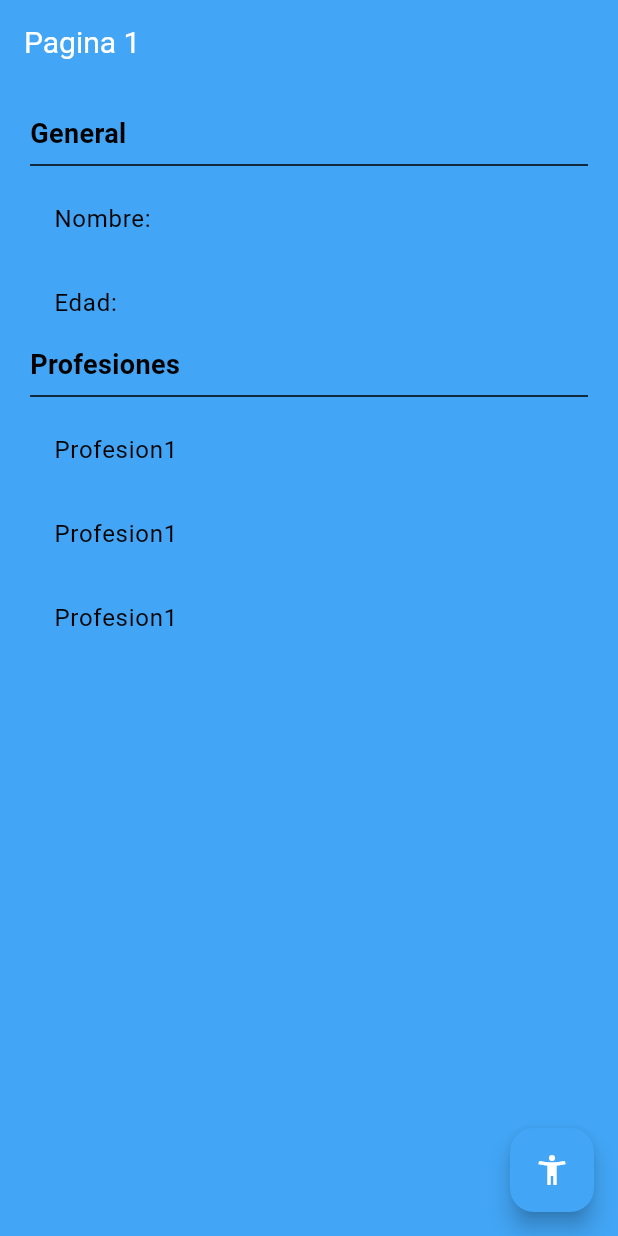
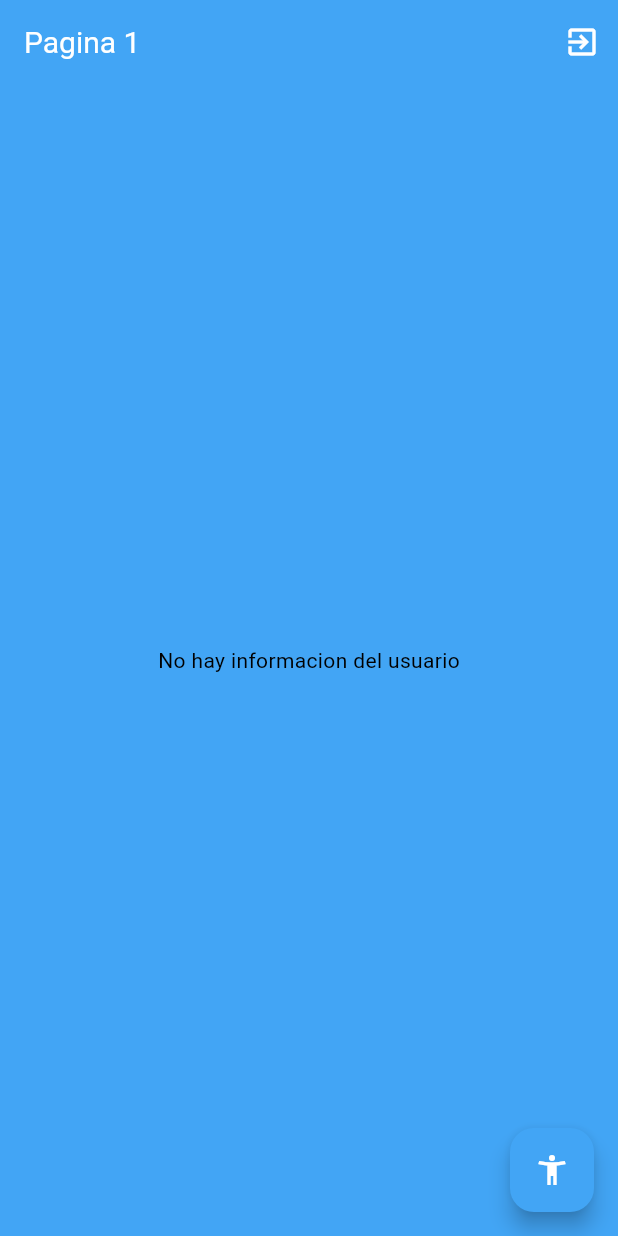
Before and after one commit to YAFB/estadosApp-practice, a Flutter app: the screen it shows after launch, on a phone screen of 412 x 824 dp. Run offline on Flutter 3.47's test engine with Material 3 defaults, Android fonts, the phone set to English and light mode, and no system bars; our stand-ins replace flutter_bloc.

Commit message:
cubit terminado

```diff
--- /dev/null
+++ b/lib/bloc/usuario/usuario_cubit.dart
@@ -0,0 +1,39 @@
+import 'package:estados/models/usuario.dart';
+import 'package:flutter_bloc/flutter_bloc.dart';
+import 'package:meta/meta.dart';
+
+part 'usuarios_state.dart';
+
+class UsuarioCubit extends Cubit<UsuarioState> {
+  UsuarioCubit() : super(UsuarioInitial());
+
+  void seleccionarUsuario(Usuario user) {
+    emit(UsuarioActivo(user));
+  }
+
+  void cambiarEdad(int edad) {
+    final currentState = state;
+
+    if (currentState is UsuarioActivo) {
+      final newUser = currentState.usuario.copyWith(edad: edad);
+      emit(UsuarioActivo(newUser));
+    }
+  }
+
+  void agregarProfesion() {
+    final currentState = state;
+    if (currentState is UsuarioActivo) {
+      final newProfesiones = [
+        ...currentState.usuario.profesiones!,
+        'Profesion ${currentState.usuario.profesiones!.length + 1}'
+      ];
+      final newUser =
+          currentState.usuario.copyWith(profesiones: newProfesiones);
+      emit(UsuarioActivo(newUser));
+    }
+  }
+
+  void borrarUsuario() {
+    emit(UsuarioInitial());
+  }
+}
--- /dev/null
+++ b/lib/bloc/usuario/usuarios_state.dart
@@ -0,0 +1,16 @@
+part of 'usuario_cubit.dart';
+
+@immutable
+abstract class UsuarioState {}
+
+class UsuarioInitial extends UsuarioState {
+  final existeUsuario = false;
+}
+
+class UsuarioActivo extends UsuarioState {
+  final existeUsuario = true;
+
+  final Usuario usuario;
+
+  UsuarioActivo(this.usuario);
+}
--- a/lib/main.dart
+++ b/lib/main.dart
@@ -1,6 +1,8 @@
+import 'package:estados/bloc/usuario/usuario_cubit.dart';
 import 'package:estados/pages/pagina1_page.dart';
 import 'package:estados/pages/pagina2_page.dart';
 import 'package:flutter/material.dart';
+import 'package:flutter_bloc/flutter_bloc.dart';
 
 void main() => runApp(const MyApp());
 
@@ -9,7 +11,11 @@ class MyApp extends StatelessWidget {
 
   @override
   Widget build(BuildContext context) {
-    return MaterialApp(
+    return MultiBlocProvider(
+      providers: [
+        BlocProvider(create: (_) => UsuarioCubit()),
+      ],
+      child: MaterialApp(
         theme: ThemeData(
             colorScheme: ColorScheme.light(
               primary: Colors.blue[400]!,
@@ -20,7 +26,8 @@ class MyApp extends StatelessWidget {
             appBarTheme: AppBarTheme(
               backgroundColor: Colors.blue[400],
               iconTheme: const IconThemeData(color: Colors.white),
-            titleTextStyle: const TextStyle(color: Colors.white, fontSize: 20),
+              titleTextStyle:
+                  const TextStyle(color: Colors.white, fontSize: 20),
             )
             // iconTheme: IconThemeData(color: Colors.white),
             // buttonTheme: ButtonThemeData(buttonColor: Colors.blue[400]),
@@ -33,6 +40,7 @@ class MyApp extends StatelessWidget {
           'pagina1': (_) => const Pagina1Page(),
           'pagina2': (_) => const Pagina2Page(),
         },
+      ),
     );
   }
 }
--- a/lib/models/usuario.dart
+++ b/lib/models/usuario.dart
@@ -4,4 +4,11 @@ class Usuario {
   List<String>? profesiones;
 
   Usuario({this.nombre, this.edad, this.profesiones});
+
+  Usuario copyWith({String? nombre, int? edad, List<String>? profesiones}) =>
+      Usuario(
+        nombre: nombre ?? this.nombre,
+        edad: edad ?? this.edad,
+        profesiones: profesiones ?? this.profesiones,
+      );
 }
--- a/lib/pages/pagina1_page.dart
+++ b/lib/pages/pagina1_page.dart
@@ -1,4 +1,7 @@
+import 'package:estados/bloc/usuario/usuario_cubit.dart';
+import 'package:estados/models/usuario.dart';
 import 'package:flutter/material.dart';
+import 'package:flutter_bloc/flutter_bloc.dart';
 
 class Pagina1Page extends StatelessWidget {
   const Pagina1Page({super.key});
@@ -11,8 +14,15 @@ class Pagina1Page extends StatelessWidget {
           "Pagina 1",
           // style: TextStyle(color: Colors.white),
         ),
+        actions: [
+          IconButton(
+              onPressed: () {
+                context.read<UsuarioCubit>().borrarUsuario();
+              },
+              icon: Icon(Icons.exit_to_app))
+        ],
       ),
-      body: const InformacionUsuario(),
+      body: const BodyScaffold(),
       floatingActionButton: FloatingActionButton(
         onPressed: () => Navigator.of(context).pushNamed('pagina2'),
         child: const Icon(Icons.accessibility_new),
@@ -21,9 +31,38 @@ class Pagina1Page extends StatelessWidget {
   }
 }
 
+class BodyScaffold extends StatelessWidget {
+  const BodyScaffold({
+    super.key,
+  });
+
+  @override
+  Widget build(BuildContext context) {
+    return BlocBuilder<UsuarioCubit, UsuarioState>(
+      builder: (_, state) {
+        switch (state.runtimeType) {
+          case UsuarioInitial:
+            return const Center(
+              child: Text('No hay informacion del usuario'),
+            );
+          case UsuarioActivo:
+            return InformacionUsuario(
+                usuario: (state as UsuarioActivo).usuario);
+          default:
+            return Container();
+        }
+        // if (state is UsuarioInitial) {
+        // } else if (state is UsuarioActivo) {}
+      },
+    );
+  }
+}
+
 class InformacionUsuario extends StatelessWidget {
+  final Usuario usuario;
   const InformacionUsuario({
     super.key,
+    required this.usuario,
   });
 
   @override
@@ -32,33 +71,29 @@ class InformacionUsuario extends StatelessWidget {
       padding: const EdgeInsets.all(20),
       width: double.infinity,
       height: double.infinity,
-      child: const Column(
+      child: Column(
         crossAxisAlignment: CrossAxisAlignment.start,
         children: [
-          Text(
+          const Text(
             'General',
             style: TextStyle(fontSize: 18, fontWeight: FontWeight.bold),
           ),
-          Divider(),
+          const Divider(),
           ListTile(
-            title: Text("Nombre: "),
+            title: Text("Nombre: ${usuario.nombre}"),
           ),
           ListTile(
-            title: Text("Edad: "),
+            title: Text("Edad: ${usuario.edad}"),
           ),
-          Text(
+          const Text(
             'Profesiones',
             style: TextStyle(fontSize: 18, fontWeight: FontWeight.bold),
           ),
-          Divider(),
-          ListTile(
-            title: Text("Profesion1"),
-          ),
-          ListTile(
-            title: Text("Profesion1"),
-          ),
-          ListTile(
-            title: Text("Profesion1"),
+          const Divider(),
+          ...usuario.profesiones!.map(
+            (profesion) => ListTile(
+              title: Text(profesion),
+            ),
           ),
         ],
       ),
--- a/pubspec.yaml
+++ b/pubspec.yaml
@@ -35,6 +35,8 @@ dependencies:
   # The following adds the Cupertino Icons font to your application.
   # Use with the CupertinoIcons class for iOS style icons.
   cupertino_icons: ^1.0.6
+  flutter_bloc: ^8.1.6
+  meta: ^1.12.0
 
 dev_dependencies:
   flutter_test:
```
Also changed, not shown: lib/pages/pagina2_page.dart (+17 -3 lines), pubspec.lock. Lines whose indentation alone changed are shown as unchanged.
